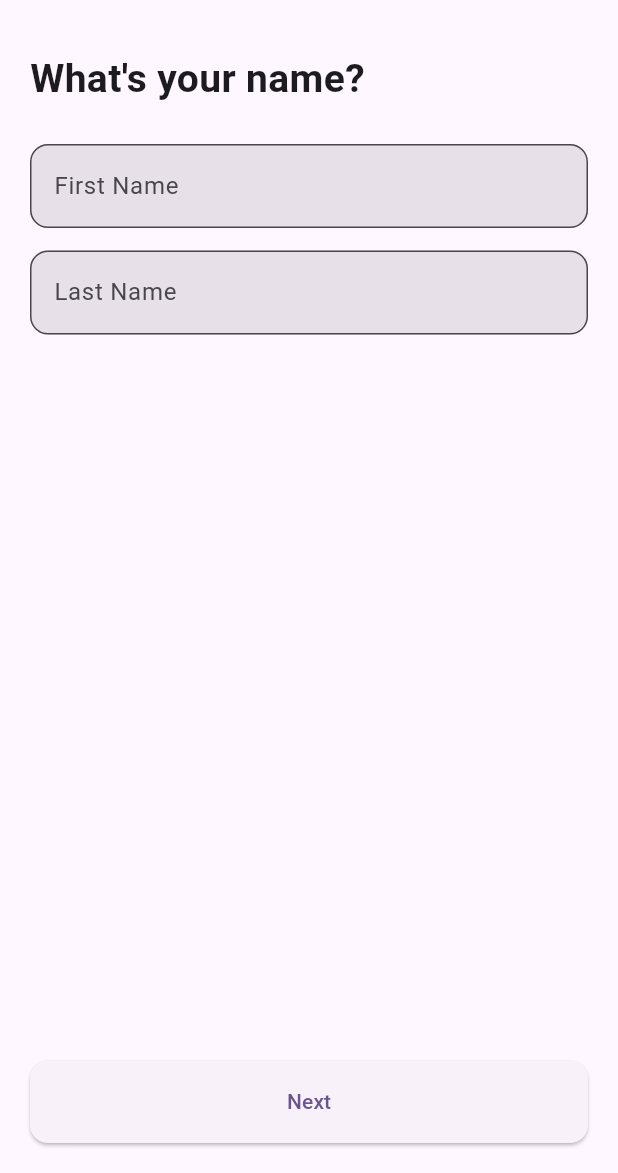
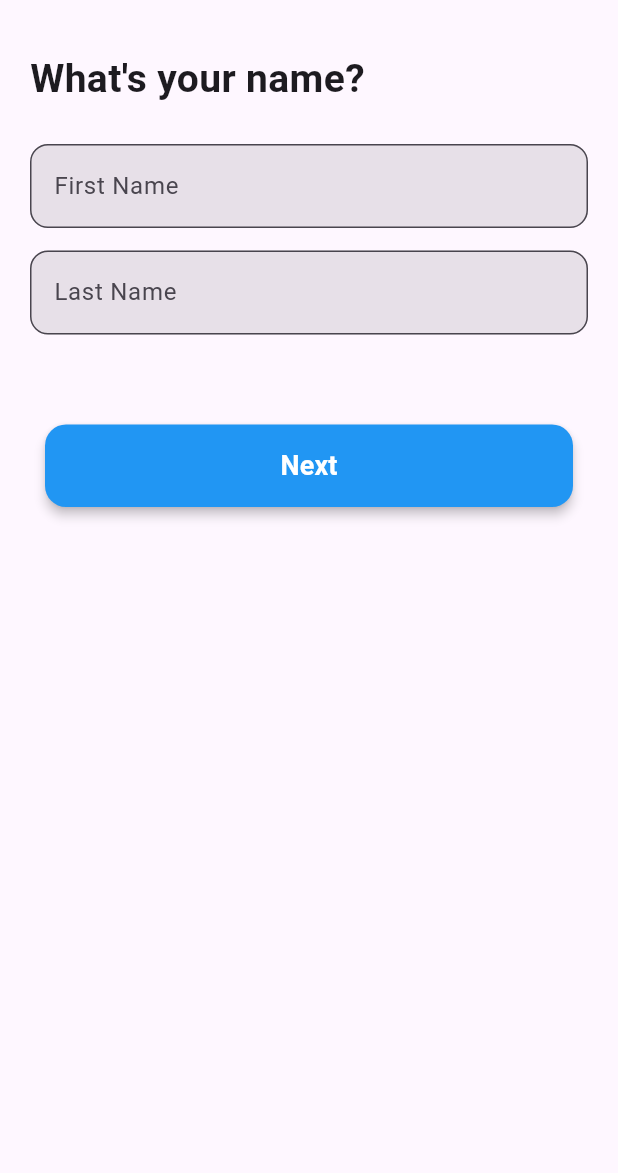
Before and after one commit to harshyadavDeveloper/rental_booking_app, a Flutter app: the screen it shows after launch, on a phone screen of 412 x 824 dp, the part 63-1236 px from its top. Run offline on Flutter 3.47's test engine with Material 3 defaults, Android fonts, the phone set to English and light mode, and no system bars; our stand-ins replace dio, sqflite; accounts and stored records are empty.

Commit message:
1. refactored the code to make it more efficient

```diff
--- a/lib/pages/name_screen.dart
+++ b/lib/pages/name_screen.dart
@@ -1,7 +1,9 @@
 import 'package:flutter/material.dart';
 import 'package:provider/provider.dart';
 import 'package:rental_booking_app/controllers/booking_progress_provider.dart';
+import 'package:rental_booking_app/utils/constants.dart';
 import 'package:rental_booking_app/utils/logger.dart';
+import 'package:rental_booking_app/widgets/primary_button.dart';
 import 'wheels_screen.dart';
 
 class NameScreen extends StatefulWidget {
@@ -74,7 +76,7 @@ class _NameScreenState extends State<NameScreen> {
               ),
               const SizedBox(height: 25),
 
-              _buildTextField(
+              buildTextField(
                 controller: _firstNameController,
                 label: "First Name",
                 error: "Enter a valid first name",
@@ -82,53 +84,33 @@ class _NameScreenState extends State<NameScreen> {
 
               const SizedBox(height: 15),
 
-              _buildTextField(
+              buildTextField(
                 controller: _lastNameController,
                 label: "Last Name",
                 error: "Enter a valid last name",
               ),
-            ],
-          ),
-        ),
-      ),
-      bottomNavigationBar: Padding(
-        padding: const EdgeInsets.all(20),
-        child: ElevatedButton(
+
+              const SizedBox(height: 50),
+              Padding(
+                padding: const EdgeInsets.all(10),
+                child: PrimaryButton(
+                  text: "Next",
+                  // disabled: !_formKey.currentState!.validate(),
                   onPressed: () async {
                     if (_formKey.currentState!.validate()) {
                       await _saveNameToDB();
-
                       Navigator.push(
                         context,
                         MaterialPageRoute(builder: (_) => const WheelsScreen()),
                       );
                     }
                   },
-          style: ElevatedButton.styleFrom(
-            minimumSize: const Size(double.infinity, 55),
-            shape: RoundedRectangleBorder(
-              borderRadius: BorderRadius.circular(12),
                 ),
               ),
-          child: const Text("Next"),
+            ],
+          ),
         ),
       ),
     );
   }
-
-  Widget _buildTextField({
-    required TextEditingController controller,
-    required String label,
-    required String error,
-  }) {
-    return TextFormField(
-      controller: controller,
-      decoration: InputDecoration(
-        labelText: label,
-        filled: true,
-        border: OutlineInputBorder(borderRadius: BorderRadius.circular(12)),
-      ),
-      validator: (v) => v == null || v.trim().length < 2 ? error : null,
-    );
 }
-}
--- /dev/null
+++ b/lib/utils/constants.dart
@@ -0,0 +1,17 @@
+import 'package:flutter/material.dart';
+
+Widget buildTextField({
+  required TextEditingController controller,
+  required String label,
+  required String error,
+}) {
+  return TextFormField(
+    controller: controller,
+    decoration: InputDecoration(
+      labelText: label,
+      filled: true,
+      border: OutlineInputBorder(borderRadius: BorderRadius.circular(12)),
+    ),
+    validator: (v) => v == null || v.trim().length < 2 ? error : null,
+  );
+}
--- /dev/null
+++ b/lib/widgets/primary_button.dart
@@ -0,0 +1,35 @@
+import 'package:flutter/material.dart';
+
+class PrimaryButton extends StatelessWidget {
+  final String text;
+  final VoidCallback? onPressed;
+  final bool disabled;
+
+  const PrimaryButton({
+    super.key,
+    required this.text,
+    this.onPressed,
+    this.disabled = false,
+  });
+
+  @override
+  Widget build(BuildContext context) {
+    return ElevatedButton(
+      onPressed: disabled ? null : onPressed,
+      style: ElevatedButton.styleFrom(
+        minimumSize: const Size(double.infinity, 55),
+        backgroundColor: disabled ? Colors.grey.shade400 : Colors.blue,
+        elevation: disabled ? 0 : 3,
+        shape: RoundedRectangleBorder(borderRadius: BorderRadius.circular(14)),
+      ),
+      child: Text(
+        text,
+        style: TextStyle(
+          fontSize: 18,
+          fontWeight: FontWeight.w600,
+          color: disabled ? Colors.black54 : Colors.white,
+        ),
+      ),
+    );
+  }
+}
```
Also changed, not shown: lib/pages/date_range_screen.dart (+20 -18 lines), lib/pages/vehicle_model_screen.dart (+16 -24 lines), lib/pages/vehicle_type_screen.dart (+17 -24 lines), lib/pages/wheels_screen.dart (+18 -28 lines), lib/widgets/booking_summary_dialog.dart (added, +82 -0 lines). Lines whose indentation alone changed are shown as unchanged.
